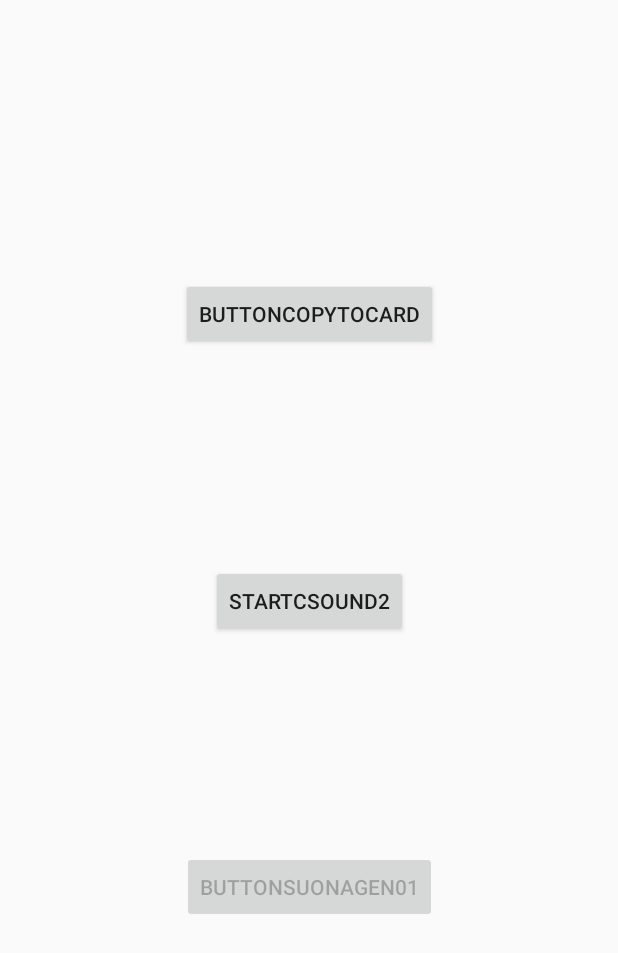
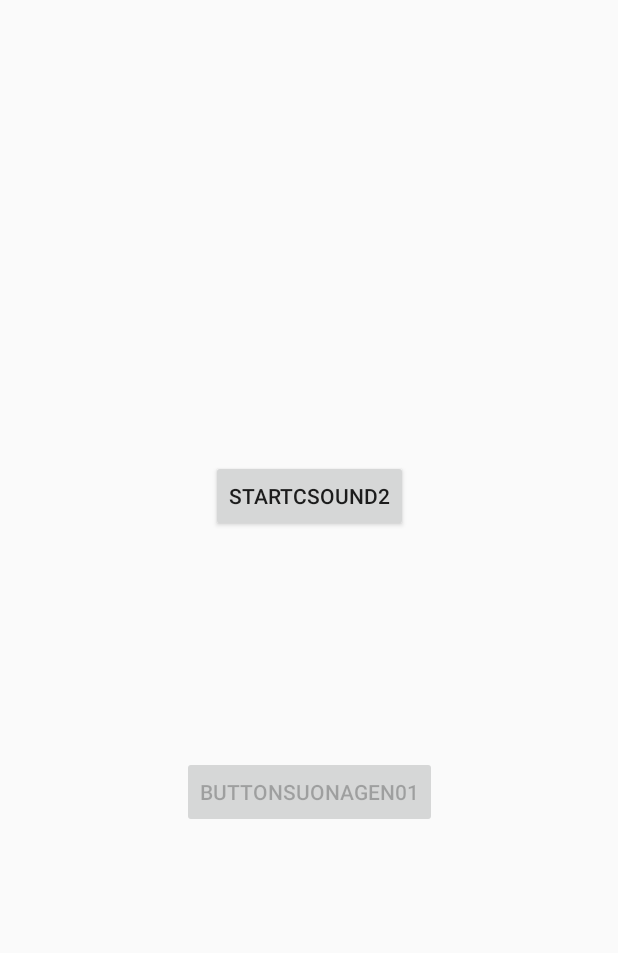
Before and after one commit to strapparts/CSound-Android, an Android app: the Example3 screen opened directly, with no data from a screen before it, on a phone screen of 412 x 824 dp. Shown: the top 953 px of the screen. Run offline under Robolectric (Android 15) with nearby library versions, the phone set to English and light mode, and no system bars; libraries missing offline, so code that uses them is left out: csnd6.controlChannelType; 1 statement that could not run was skipped.

Commit message:
AGGIORNAMENTO ACTIVITY 3

```diff
--- a/app/src/main/java/com/strapparts/csound_android/Example3.java
+++ b/app/src/main/java/com/strapparts/csound_android/Example3.java
@@ -27,28 +27,30 @@ public class Example3 extends BaseCsoundActivity  {
     private CsoundObj csoundObj;                            //state a CsoundObj
     CsoundUI csoundUI = null;                               //states CsoundUI and close evenctually a precedent CsoundUI object and states a CsoundUI object
 
-    Button buttoncopyWavToCard, startCsoundAgain, suonaGen01; //state button
+    Button startCsoundAgain, suonaGen01; //state button
 
 
-//TODO per Antonio: sistemare la procedura di copia nella memoria interna, nel frattempo utilizziamo quella adattata dalla vecchia procedura di copia nella memoria di massa
+    private void copyFilesToInternalStorage(){
+        //copyFileOrDir(""); // utilizzata procedura di copia modificata a partire da quella che copia nella memoria esterna
 
-    private void copyFilesToInternalStorage(){
-        copyFileOrDir(""); // utilizzata procedura di copia modificata a partire da quella che copia nella memoria esterna
+        ///// PICCOLA PROCEDURA CHE ELENCA I FILE CONTENUTI NELLA MEMORIA INTERNA, UTILIZZATA PER IL DEBUG LA LASCIO IN CASO SERVA
+        /*
+        if (getFilesDir().list().length==0){
+            Log.i("tag", "memoria interna vuota");
+        } else {
+            for (String filename : getFilesDir().list()) {
+                Log.i("tag", filename);
+            }
+        }
+        */
 
-        /*AssetManager assetManager = this.getAssets();             //procedura di prova per verifica assets
-        try {
-            String[] assets=assetManager.list("");
-            for (int i=0; i<assets.length; ++i){
-                Log.i("assets", assets[i]);
-            }
-        } catch (IOException e) {
-            e.printStackTrace();
-        }*/
 
         //////////////////////////////////////////////////////////////////////////
-        //PROCEDURA DI COPIA DEI FILE FATTA DA ANTONIO, NON (ANCORA) FUNZIONANTE
-        /*
-        String path = getFilesDir() + "/voices/";           //variabile con il percorso nel cui copiare i file, getFilesDir() è il percorso della memoria interna dell'app
+        //PROCEDURA DI COPIA DEI FILE FATTA DA ANTONIO, FUNZIONANTE
+
+        Log.i("debug","inizio procedura");
+        String path = getFilesDir() + getString(R.string.relative_path);           //variabile con il percorso nel cui copiare i file, getFilesDir() è il percorso della memoria interna dell'app
+        Log.i("debug","path="+path);
         File dir=new File(path);                            //istanziamento del percorso come oggetto in modo da poter usare il metodo exists()
         try {
             if (!dir.exists()) {                                 //controllo esistenza directory: se non esiste procedo alla copia dei file
@@ -65,7 +67,7 @@ public class Example3 extends BaseCsoundActivity  {
                     for (String filename:assets) {                   //ciclo for per scorrere l'elenco
                         Log.i("tag", "copyFile() " + filename + " to " + path + filename);
                         in = assetManager.open(filename);                   //caricamento nell'inputstream del file dagli assets
-                        out = new FileOutputStream(path + filename);        //creazione di un outputstream per il file da creare nella memoria interna
+                        out = new FileOutputStream(path+filename);        //creazione di un outputstream per il file da creare nella memoria interna
                         byte[] buffer = new byte[1024];                     //procedura di copia byte per byte del file
                         int read;
                         while ((read = in.read(buffer)) != -1) {
@@ -80,17 +82,21 @@ public class Example3 extends BaseCsoundActivity  {
                     }
                 }
             }
+            else{
+                Log.i("debug","cartella già esistente, chiusura procedura");
+            }
         }
         catch (IOException e) {
             Log.e("tag", "I/O Exception", e);
         }
 
-*/      //////////////////////////////////////////
+        //FINE PROCEDURA COPIA ANTONIO
+        ////////////////////////////////////////////
     }
 
     //////////////////////////////////////////////
-    // PROCEDURA COPIA FILE NELLA MEMORIA INTERNA DELL'APP ADATTATA DA QUELLA CHE COPIAVA NELLA MEMORIA ESTERNA, PER ADESSO UTILIZZIAMO QUESTA CHE VA BENE
-
+    // PROCEDURA COPIA FILE NELLA MEMORIA INTERNA DELL'APP ADATTATA DA QUELLA CHE COPIAVA NELLA MEMORIA ESTERNA, LA LASCIO DI RISERVA
+    /*
     private void copyFileOrDir(String path) {
         AssetManager assetManager = this.getAssets();
         String assets[] = null;
@@ -153,6 +159,7 @@ public class Example3 extends BaseCsoundActivity  {
         }
 
     }
+    */
     // FINE PROCEDURA DI COPIA
     /////////////////////////////////////////////
 
@@ -196,34 +203,28 @@ public class Example3 extends BaseCsoundActivity  {
         super.onCreate(savedInstanceState);
         setContentView(R.layout.activity_example3);
 
-        csoundObj = new CsoundObj();                                //create csound object
-        csoundUI = new CsoundUI(csoundObj);                         //create binding object
+        csoundObj = new CsoundObj();                                    //create csound object
+        csoundUI = new CsoundUI(csoundObj);                             //create binding object
 
-        buttoncopyWavToCard = (Button) findViewById(R.id.button11); //connect button to widget
-        suonaGen01 = (Button) findViewById(R.id.button10); //connect button to widget
         startCsoundAgain = (Button) findViewById(R.id.button12);
+        suonaGen01 = (Button) findViewById(R.id.button10);              //connect button to widget
 
-        buttoncopyWavToCard.setEnabled(true);
-        startCsoundAgain.setEnabled(true);
+        startCsoundAgain.setEnabled(false);                             //bottoni disattivati
+        suonaGen01.setEnabled(false);
+
+        copyFilesToInternalStorage();                                   //avvia procedura copia
+
+        startCsoundAgain.setEnabled(true);                              //completata la procedura di copia viene attivato il bottone start csound
         suonaGen01.setEnabled(false);
 
 
-        buttoncopyWavToCard.setOnClickListener(new View.OnClickListener() {
-            @Override
-            public void onClick(View v) {
-
-                copyFilesToInternalStorage();                              //avvia procedura copia
-
-            }
-        });
 
         startCsoundAgain.setOnClickListener(new View.OnClickListener() {
             @Override
             public void onClick(View v) {
 
-                csoundObj.startCsound(new File(getFilesDir() + "/voices/test_03.csd"));  //inserito percorso memoria interna per il file csd
+                csoundObj.startCsound(new File(getFilesDir() + getString(R.string.relative_path) + "test_03.csd"));  //inserito percorso memoria interna per il file csd
 
-                buttoncopyWavToCard.setEnabled(false);
                 startCsoundAgain.setEnabled(false);
                 suonaGen01.setEnabled(true);
             }
--- a/app/src/main/res/layout/activity_example3.xml
+++ b/app/src/main/res/layout/activity_example3.xml
@@ -19,31 +19,14 @@
         app:layout_constraintRight_toRightOf="parent"
         app:layout_constraintBottom_toBottomOf="parent"
         android:layout_marginBottom="8dp"
-        app:layout_constraintVertical_bias="0.736" />
-
-    <Button
-        android:id="@+id/button11"
-        android:layout_width="wrap_content"
-        android:layout_height="wrap_content"
-        android:text="@string/buttonCopyToCard"
-        app:layout_constraintTop_toTopOf="parent"
-        android:layout_marginTop="8dp"
-        android:layout_marginRight="8dp"
-        app:layout_constraintRight_toRightOf="parent"
-        android:layout_marginLeft="8dp"
-        app:layout_constraintLeft_toLeftOf="parent"
-        android:layout_marginBottom="8dp"
-        app:layout_constraintBottom_toTopOf="@+id/button10"
-        app:layout_constraintVertical_bias="0.352" />
+        app:layout_constraintVertical_bias="0.653" />
 
     <Button
         android:id="@+id/button12"
         android:layout_width="wrap_content"
         android:layout_height="wrap_content"
         android:text="@string/startCsound2"
-        android:layout_marginTop="8dp"
-        app:layout_constraintTop_toBottomOf="@+id/button11"
-        android:layout_marginBottom="8dp"
+        android:layout_marginBottom="149dp"
         app:layout_constraintBottom_toTopOf="@+id/button10"
         android:layout_marginLeft="8dp"
         app:layout_constraintLeft_toLeftOf="parent"
--- a/app/src/main/res/values/strings.xml
+++ b/app/src/main/res/values/strings.xml
@@ -16,8 +16,8 @@
     <string name="buttonGen01">ButtonGen01</string>
     <string name="buttongen01">buttonGen01</string>
     <string name="buttonSuonaGen01">ButtonSuonaGen01</string>
-    <string name="buttonCopyToCard">ButtonCopyToCard</string>
     <string name="confirmtoexit">Are you sure you want to exit?</string>
     <string name="startCsound2">StartCSound2</string>
     <string name="violin_clef">violin_clef</string>
+    <string name="relative_path">/csound/</string>
 </resources>
```
